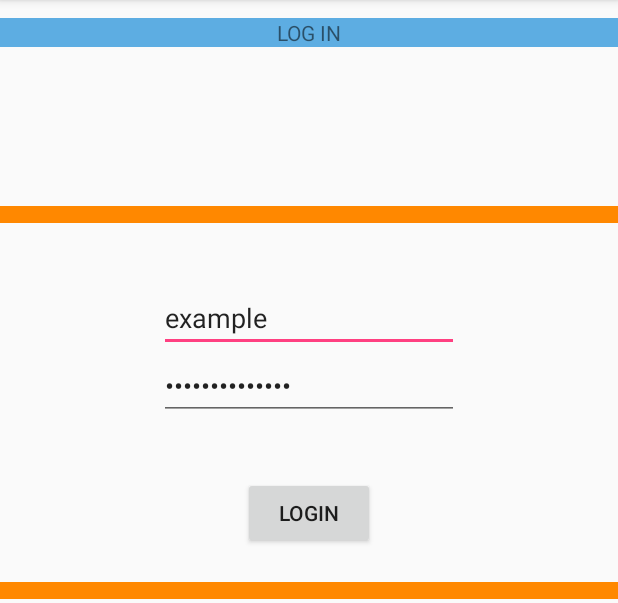
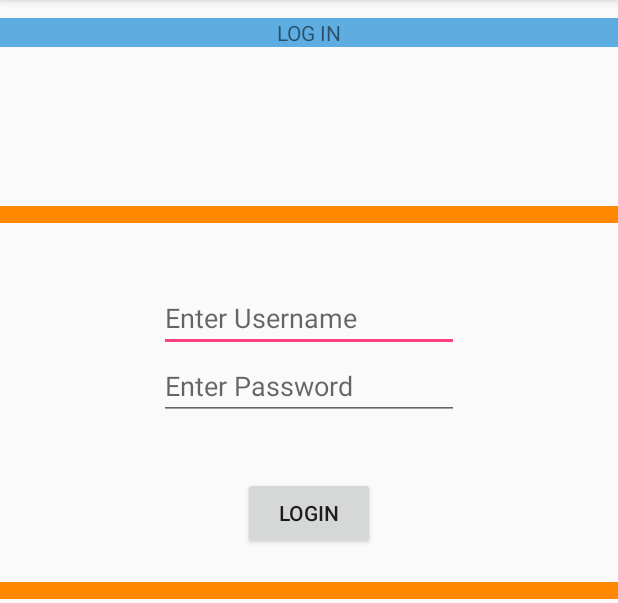
Before and after one commit to anmolw/CP3405-App, an Android app: the screen it shows after launch (MainActivity), on a phone screen of 412 x 824 dp, the part 84-687 px from its top. Run offline under Robolectric (Android 15) with nearby library versions, the phone set to English and light mode, and no system bars; our stand-ins replace Volley.

Commit message:
updated hints

```diff
--- a/Dining/app/src/main/java/com/example/primepc/dining/MainActivity.java
+++ b/Dining/app/src/main/java/com/example/primepc/dining/MainActivity.java
@@ -33,6 +33,7 @@ public class MainActivity extends AppCompatActivity {
     private StringRequest request;
 
 
+
     @Override
     protected void onCreate(Bundle savedInstanceState) {
         super.onCreate(savedInstanceState);
@@ -40,7 +41,7 @@ public class MainActivity extends AppCompatActivity {
 
         id = (EditText) findViewById(R.id.id);
         id2 = (EditText) findViewById(R.id.id2);
-        button2=(Button)findViewById(R.id.button2);
+        button2=(Button)findViewById(   R.id.button2);
 
         requestQueue = Volley.newRequestQueue(this);
         button2.setOnClickListener(new View.OnClickListener() {
--- a/Dining/app/src/main/res/layout/activity_main.xml
+++ b/Dining/app/src/main/res/layout/activity_main.xml
@@ -17,21 +17,19 @@
         android:id="@+id/id"
         android:layout_width="200dp"
         android:layout_height="wrap_content"
-        android:text="example"
         android:layout_alignParentTop="true"
         android:layout_centerHorizontal="true"
         android:layout_marginTop="189dp"
-        android:hint="Username" />
+        android:hint="Enter Username" />
 
     <EditText
         android:id="@+id/id2"
         android:layout_width="200dp"
         android:layout_height="wrap_content"
-        android:text="randompassword"
         android:layout_alignLeft="@+id/id"
         android:layout_alignStart="@+id/id"
         android:layout_below="@+id/id"
-        android:hint="Password"
+        android:hint="Enter Password"
         android:inputType="textPassword" />
 
 
```
